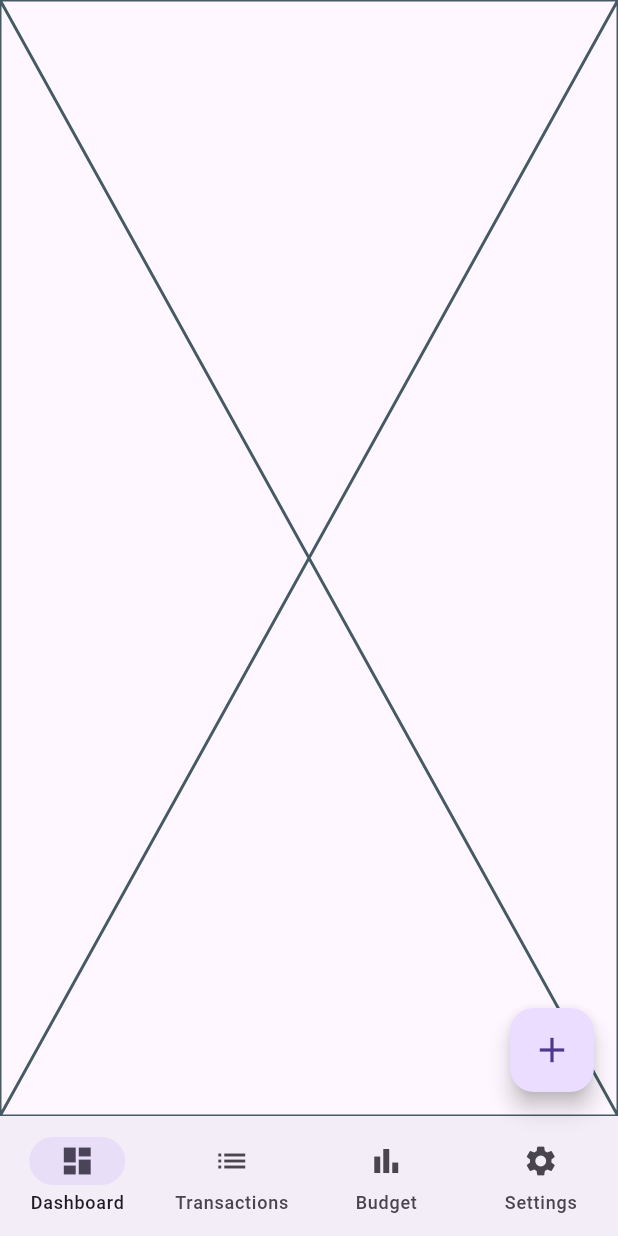
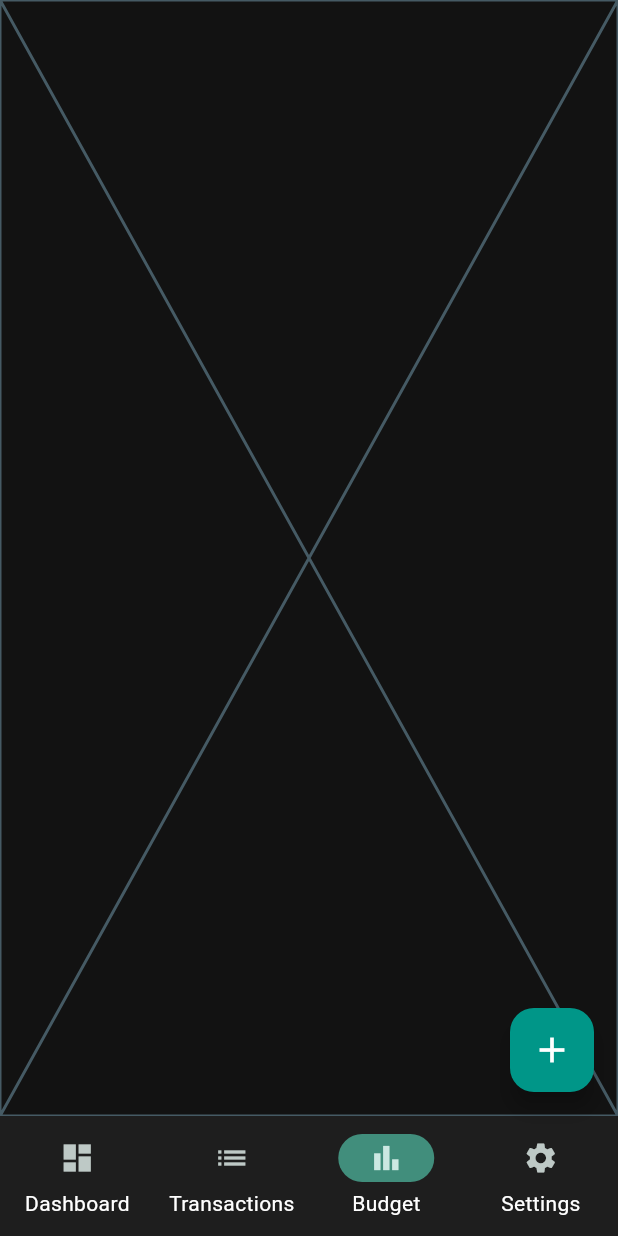
Before and after one commit to MuhammadVikral/skypea_budget_planner, a Flutter app: the screen it shows after launch, on a phone screen of 412 x 824 dp. Run offline on Flutter 3.47's test engine with Material 3 defaults, Android fonts, the phone set to English and light mode, and no system bars; drawn by our look-alikes of flutter_expandable_fab; our stand-ins replace go_router.

Commit message:
change theme to dark

```diff
--- /dev/null
+++ b/lib/app_theme.dart
@@ -0,0 +1,30 @@
+import 'package:flutter/material.dart';
+
+class AppTheme {
+  AppTheme._();
+
+  static final ThemeData darkTheme = ThemeData(
+    useMaterial3: true,
+    brightness: Brightness.dark,
+    colorScheme: ColorScheme.fromSeed(
+      seedColor: Colors.teal,
+      brightness: Brightness.dark,
+    ),
+    scaffoldBackgroundColor: const Color(0xFF121212),
+    appBarTheme: const AppBarTheme(
+      backgroundColor: Color(0xFF1E1E1E),
+      foregroundColor: Colors.white,
+    ),
+    navigationBarTheme: NavigationBarThemeData(
+      backgroundColor: const Color(0xFF1E1E1E),
+      indicatorColor: Colors.tealAccent.withValues(alpha: 0.5),
+      labelTextStyle: WidgetStateProperty.all(
+        const TextStyle(color: Colors.white),
+      ),
+    ),
+    floatingActionButtonTheme: const FloatingActionButtonThemeData(
+      backgroundColor: Colors.teal,
+      foregroundColor: Colors.white,
+    ),
+  );
+}
--- a/lib/main.dart
+++ b/lib/main.dart
@@ -1,4 +1,5 @@
 import 'package:flutter/material.dart';
+import 'package:skypea_budget_planner/app_theme.dart';
 
 import 'routing/main_router.dart';
 
@@ -14,7 +15,7 @@ class BudgetPlannerApp extends StatelessWidget {
     return MaterialApp.router(
       debugShowCheckedModeBanner: false,
       routerConfig: router,
-      theme: ThemeData(useMaterial3: true),
+      theme: AppTheme.darkTheme,
     );
   }
 }
--- a/lib/routing/main_router.dart
+++ b/lib/routing/main_router.dart
@@ -7,7 +7,7 @@ import 'package:skypea_budget_planner/routing/main_fab.dart';
 final _rootNavigatorKey = GlobalKey<NavigatorState>();
 final router = GoRouter(
   navigatorKey: _rootNavigatorKey,
-  initialLocation: '/dashboard',
+  initialLocation: '/budget',
   routes: [
     StatefulShellRoute.indexedStack(
       builder: (context, state, navigationShell) {
--- a/pubspec.yaml
+++ b/pubspec.yaml
@@ -17,11 +17,16 @@ dependencies:
   dartz: ^0.10.1
   go_router: ^16.2.4
   flutter_expandable_fab: ^2.5.2
+  freezed_annotation: ^3.1.0
+  json_annotation: ^4.9.0
 
 dev_dependencies:
   flutter_test:
     sdk: flutter
 
   flutter_lints: ^5.0.0
+  build_runner: ^2.9.0
+  freezed: ^3.2.3
+  json_serializable: ^6.11.1
 flutter:
   uses-material-design: true
```
Also changed, not shown: lib/pages/budget_page/cubit/budget_cubit.dart (added), lib/pages/budget_page/cubit/budget_state.dart (added), pubspec.lock.
